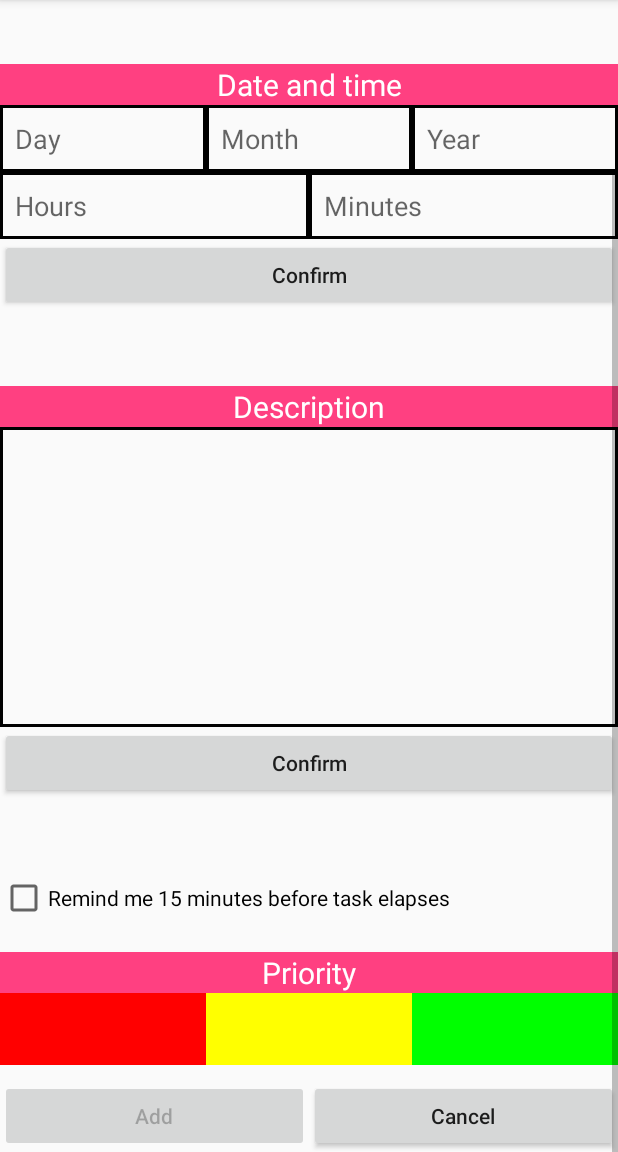
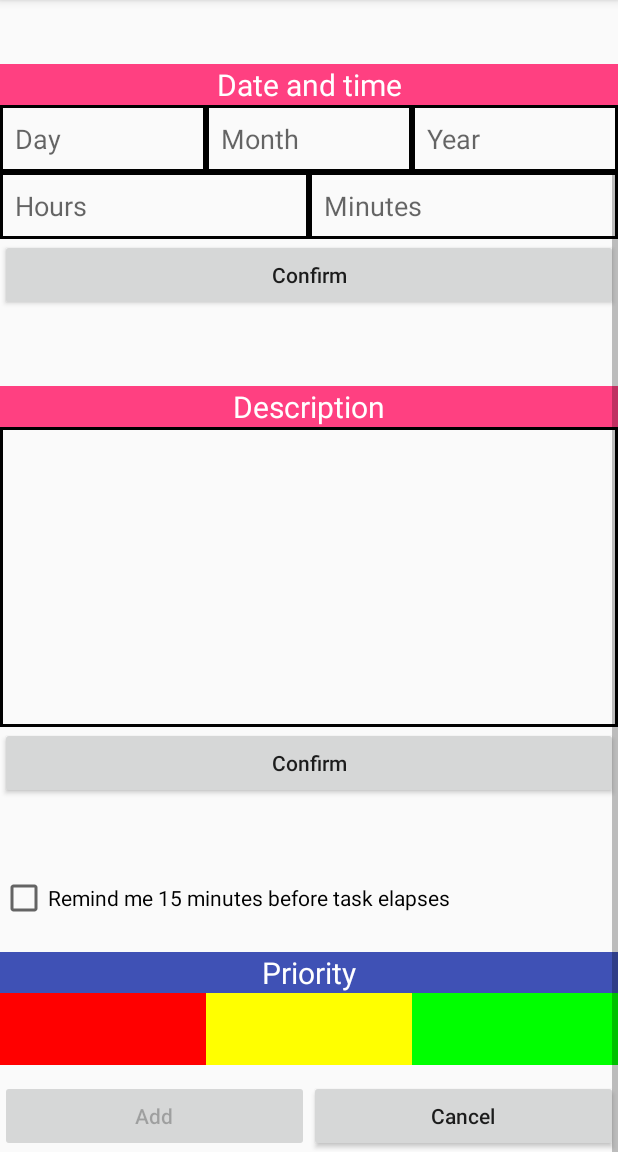
Before and after one commit to djole995/PNRS1, an Android app: the Main2Activity screen opened directly, with no data from a screen before it, scrolled down 137 dp, on a phone screen of 412 x 824 dp, the part 84-1236 px from its top. Run offline under Robolectric (Android 15) with nearby library versions, the phone set to English and light mode, and no system bars.

Commit message:
Finalna verzija.

```diff
--- a/TaskManager/app/src/main/res/layout/activity_main2.xml
+++ b/TaskManager/app/src/main/res/layout/activity_main2.xml
@@ -190,7 +190,7 @@
                 android:layout_weight="1"
                 android:textAlignment="center"
                 android:id="@+id/priorityText"
-                android:background="@color/colorAccent"
+                android:background="@color/colorPrimary"
                 android:textSize="20dp"
                 android:textColor="@color/colorWhite"/>
 
```
